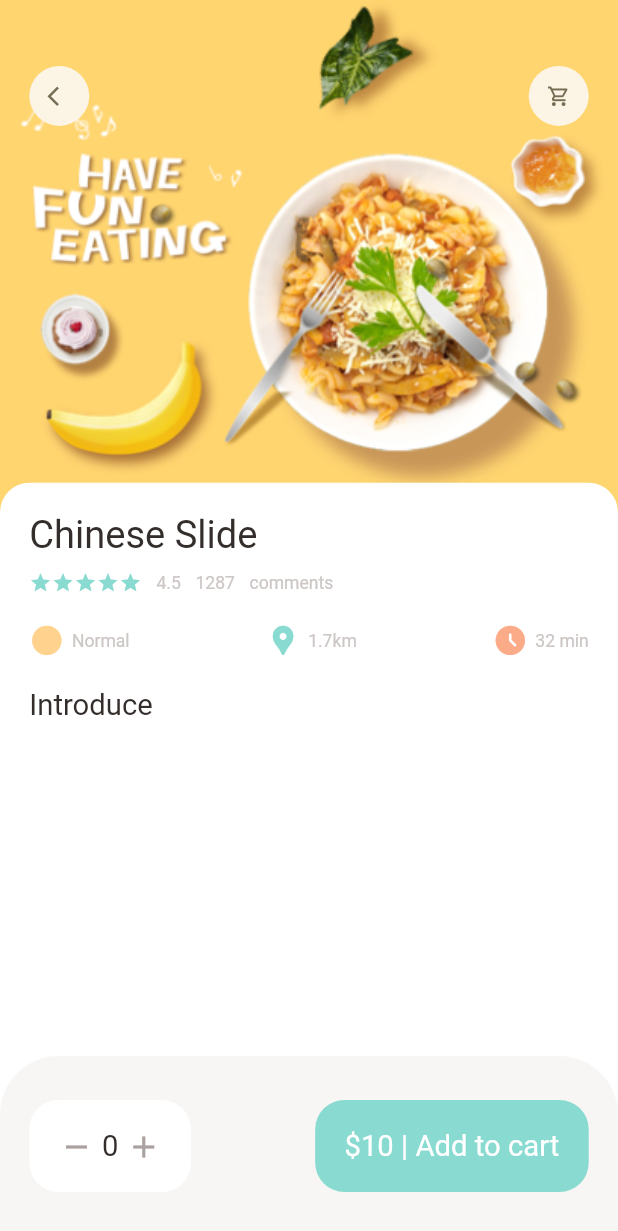
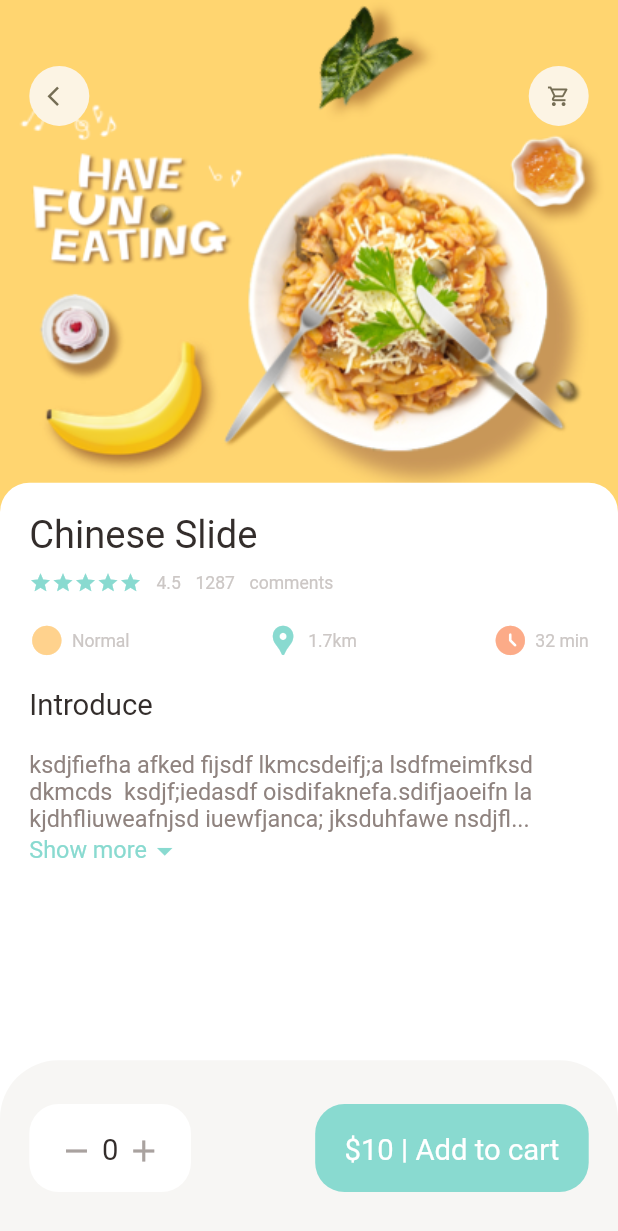
Before and after one commit to mehedi4958/food-delivery, a Flutter app: the screen it shows after launch, on a phone screen of 412 x 824 dp. Shown: the top 1231 px of the screen. Run offline on Flutter 3.47's test engine with Material 2 defaults, Android fonts, the phone set to English and light mode, and no system bars; our stand-ins replace dots_indicator, get.

Commit message:
expandable text widget added in food detail

```diff
--- a/lib/pages/food/popular_food_detail.dart
+++ b/lib/pages/food/popular_food_detail.dart
@@ -5,6 +5,7 @@ import 'package:food_delivery/utils/dimension.dart';
 import '../../widgets/app_column.dart';
 import '../../widgets/app_icon.dart';
 import '../../widgets/big_text.dart';
+import '../../widgets/expandable_text_widget.dart';
 
 class PopularFoodDetail extends StatelessWidget {
   const PopularFoodDetail({Key? key}) : super(key: key);
@@ -15,6 +16,7 @@ class PopularFoodDetail extends StatelessWidget {
       backgroundColor: Colors.white,
       body: Stack(
         children: [
+          /// background image
           Positioned(
             left: 0,
             right: 0,
@@ -29,6 +31,8 @@ class PopularFoodDetail extends StatelessWidget {
               ),
             ),
           ),
+
+          /// icon widgets
           Positioned(
             top: Dimensions.height45,
             left: Dimensions.width20,
@@ -41,6 +45,8 @@ class PopularFoodDetail extends StatelessWidget {
               ],
             ),
           ),
+
+          /// introduction of food
           Positioned(
             left: 0,
             right: 0,
@@ -65,6 +71,41 @@ class PopularFoodDetail extends StatelessWidget {
                   const AppColumn(text: 'Chinese Slide'),
                   SizedBox(height: Dimensions.height20),
                   const BigText(text: 'Introduce'),
+                  SizedBox(height: Dimensions.height20),
+                  const Expanded(
+                    child: SingleChildScrollView(
+                      child: ExpandableTextWidget(
+                        text:
+                            'ksdjfiefha afked fijsdf lkmcsdeifj;a lsdfmeimfksd dkmcds  ksdjf;iedasdf oisdifaknefa.sdifjaoeifn la kjdhfliuweafnjsd iuewfjanca; jksduhfawe nsdjfleu jnaejrjdnf ljbaerudsa kjhsdfiaefnaefu jndfuebasdbcaakerukjdsfa'
+                            'jlkjaheiurwknjadjhfliawefn akweuhrndf'
+                            'kjdfakea;eikndfiwef;a'
+                            'ksdjfiefha afked fijsdf lkmcsdeifj;a lsdfmeimfksd dkmcds  ksdjf;iedasdf oisdifaknefa.sdifjaoeifn la kjdhfliuweafnjsd iuewfjanca; jksduhfawe nsdjfleu jnaejrjdnf ljbaerudsa kjhsdfiaefnaefu jndfuebasdbcaakerukjdsfa'
+                            'jlkjaheiurwknjadjhfliawefn akweuhrndf'
+                            'kjdfakea;eikndfiwef;a'
+                            'ksdjfiefha afked fijsdf lkmcsdeifj;a lsdfmeimfksd dkmcds  ksdjf;iedasdf oisdifaknefa.sdifjaoeifn la kjdhfliuweafnjsd iuewfjanca; jksduhfawe nsdjfleu jnaejrjdnf ljbaerudsa kjhsdfiaefnaefu jndfuebasdbcaakerukjdsfa'
+                            'jlkjaheiurwknjadjhfliawefn akweuhrndf'
+                            'kjdfakea;eikndfiwef;a'
+                            'ksdjfiefha afked fijsdf lkmcsdeifj;a lsdfmeimfksd dkmcds  ksdjf;iedasdf oisdifaknefa.sdifjaoeifn la kjdhfliuweafnjsd iuewfjanca; jksduhfawe nsdjfleu jnaejrjdnf ljbaerudsa kjhsdfiaefnaefu jndfuebasdbcaakerukjdsfa'
+                            'jlkjaheiurwknjadjhfliawefn akweuhrndf'
+                            'kjdfakea;eikndfiwef;a'
+                            'ksdjfiefha afked fijsdf lkmcsdeifj;a lsdfmeimfksd dkmcds  ksdjf;iedasdf oisdifaknefa.sdifjaoeifn la kjdhfliuweafnjsd iuewfjanca; jksduhfawe nsdjfleu jnaejrjdnf ljbaerudsa kjhsdfiaefnaefu jndfuebasdbcaakerukjdsfa'
+                            'jlkjaheiurwknjadjhfliawefn akweuhrndf'
+                            'kjdfakea;eikndfiwef;a'
+                            'ksdjfiefha afked fijsdf lkmcsdeifj;a lsdfmeimfksd dkmcds  ksdjf;iedasdf oisdifaknefa.sdifjaoeifn la kjdhfliuweafnjsd iuewfjanca; jksduhfawe nsdjfleu jnaejrjdnf ljbaerudsa kjhsdfiaefnaefu jndfuebasdbcaakerukjdsfa'
+                            'jlkjaheiurwknjadjhfliawefn akweuhrndf'
+                            'kjdfakea;eikndfiwef;a'
+                            'ksdjfiefha afked fijsdf lkmcsdeifj;a lsdfmeimfksd dkmcds  ksdjf;iedasdf oisdifaknefa.sdifjaoeifn la kjdhfliuweafnjsd iuewfjanca; jksduhfawe nsdjfleu jnaejrjdnf ljbaerudsa kjhsdfiaefnaefu jndfuebasdbcaakerukjdsfa'
+                            'jlkjaheiurwknjadjhfliawefn akweuhrndf'
+                            'kjdfakea;eikndfiwef;a'
+                            'ksdjfiefha afked fijsdf lkmcsdeifj;a lsdfmeimfksd dkmcds  ksdjf;iedasdf oisdifaknefa.sdifjaoeifn la kjdhfliuweafnjsd iuewfjanca; jksduhfawe nsdjfleu jnaejrjdnf ljbaerudsa kjhsdfiaefnaefu jndfuebasdbcaakerukjdsfa'
+                            'jlkjaheiurwknjadjhfliawefn akweuhrndf'
+                            'kjdfakea;eikndfiwef;a'
+                            'ksdjfiefha afked fijsdf lkmcsdeifj;a lsdfmeimfksd dkmcds  ksdjf;iedasdf oisdifaknefa.sdifjaoeifn la kjdhfliuweafnjsd iuewfjanca; jksduhfawe nsdjfleu jnaejrjdnf ljbaerudsa kjhsdfiaefnaefu jndfuebasdbcaakerukjdsfa'
+                            'jlkjaheiurwknjadjhfliawefn akweuhrndf'
+                            'kjdfakea;eikndfiwef;a',
+                      ),
+                    ),
+                  ),
                 ],
               ),
             ),
@@ -72,7 +113,7 @@ class PopularFoodDetail extends StatelessWidget {
         ],
       ),
       bottomNavigationBar: Container(
-        height: 120,
+        height: Dimensions.bottomBarHeight,
         padding: EdgeInsets.only(
           top: Dimensions.height30,
           bottom: Dimensions.height30,
--- a/lib/utils/dimension.dart
+++ b/lib/utils/dimension.dart
@@ -24,6 +24,7 @@ class Dimensions {
 
   /// dynamic fonts
   static double font12 = screenHeight / 70.34;
+  static double font16 = screenHeight / 52.75;
   static double font20 = screenHeight / 42.2;
   static double font26 = screenHeight / 32.46;
 
@@ -42,4 +43,7 @@ class Dimensions {
 
   /// dynamic popular food
   static double popularFoodImgSize = screenHeight / 2.41;
+
+  /// dynamic bottom height
+  static double bottomBarHeight = screenHeight / 7.03;
 }
--- /dev/null
+++ b/lib/widgets/expandable_text_widget.dart
@@ -0,0 +1,84 @@
+import 'package:flutter/material.dart';
+import 'package:food_delivery/utils/colors.dart';
+import 'package:food_delivery/utils/dimension.dart';
+
+import 'small_text.dart';
+
+class ExpandableTextWidget extends StatefulWidget {
+  const ExpandableTextWidget({
+    Key? key,
+    required this.text,
+  }) : super(key: key);
+
+  final String text;
+
+  @override
+  State<ExpandableTextWidget> createState() => _ExpandableTextWidgetState();
+}
+
+class _ExpandableTextWidgetState extends State<ExpandableTextWidget> {
+  late String firstHalf;
+  late String secondHalf;
+
+  bool hiddenText = true;
+  double textHeight = Dimensions.screenHeight / 5.63;
+
+  @override
+  void initState() {
+    if (widget.text.length > textHeight) {
+      firstHalf = widget.text.substring(0, textHeight.toInt());
+      secondHalf =
+          widget.text.substring(textHeight.toInt() + 1, widget.text.length);
+    } else {
+      firstHalf = widget.text;
+      secondHalf = '';
+    }
+    super.initState();
+  }
+
+  @override
+  Widget build(BuildContext context) {
+    return Container(
+      child: secondHalf.isEmpty
+          ? SmallText(
+              text: firstHalf,
+              color: AppColors.paraColor,
+              size: Dimensions.font16,
+              height: 1.8,
+            )
+          : Column(
+              children: [
+                SmallText(
+                  text:
+                      hiddenText ? ('$firstHalf...') : (firstHalf + secondHalf),
+                  color: AppColors.paraColor,
+                  size: Dimensions.font16,
+                  height: 1.8,
+                ),
+                InkWell(
+                  onTap: () {
+                    setState(() {
+                      hiddenText = !hiddenText;
+                    });
+                  },
+                  child: Row(
+                    children: [
+                      SmallText(
+                        text: hiddenText ? 'Show more' : 'Show less',
+                        color: AppColors.mainColor,
+                        size: Dimensions.font16,
+                      ),
+                      Icon(
+                        hiddenText
+                            ? Icons.arrow_drop_down
+                            : Icons.arrow_drop_up,
+                        color: AppColors.mainColor,
+                      ),
+                    ],
+                  ),
+                ),
+              ],
+            ),
+    );
+  }
+}
```
